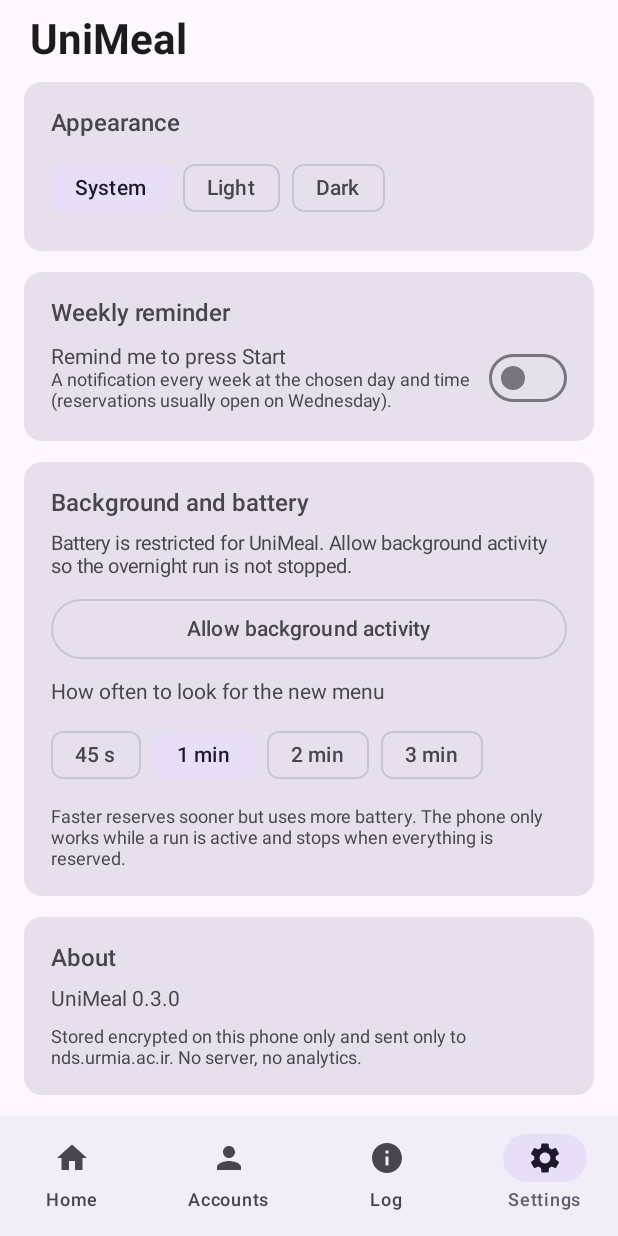
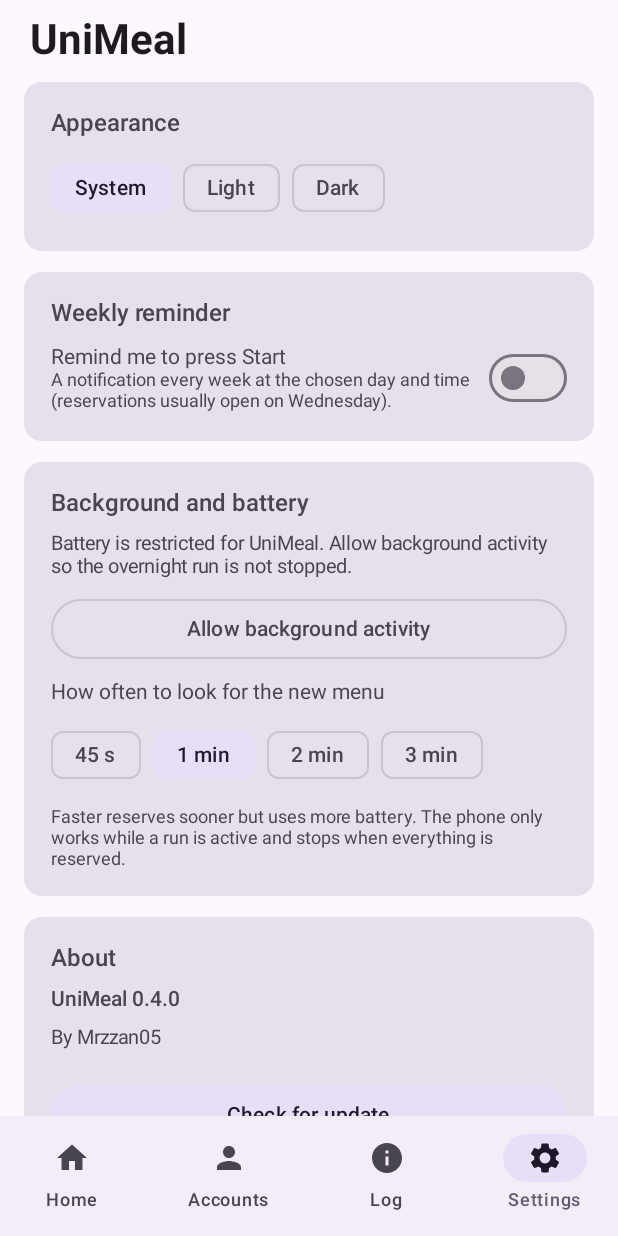
Before and after one commit to Mrzzan05/UniMeal, an Android app built with Jetpack Compose: the composable Shell shown on its own in the app's theme, item 4 of the bottom bar chosen, on a phone screen of 412 x 824 dp. Run offline under Robolectric (Android 15) with nearby library versions, the phone set to English and light mode, and no system bars; pictures from the network do not load.

Commit message:
UniMeal 0.4.0: updater, release pipeline, animations, README

```diff
--- a/app/build.gradle.kts
+++ b/app/build.gradle.kts
@@ -12,8 +12,8 @@ android {
         applicationId = "ir.unimeal.android"
         minSdk = 26
         targetSdk = 35
-        versionCode = 5
-        versionName = "0.3.0"
+        versionCode = 6
+        versionName = "0.4.0"
 
         // Drop translations of libraries we don't ship a UI for (the app itself is en + fa).
         @Suppress("DEPRECATION")
--- a/app/src/main/java/ir/unimeal/android/HomeScreen.kt
+++ b/app/src/main/java/ir/unimeal/android/HomeScreen.kt
@@ -5,6 +5,10 @@ import android.os.Build
 import androidx.activity.compose.rememberLauncherForActivityResult
 import androidx.activity.result.contract.ActivityResultContracts
 import androidx.compose.animation.AnimatedVisibility
+import androidx.compose.ui.graphics.graphicsLayer
+import androidx.compose.foundation.interaction.MutableInteractionSource
+import androidx.compose.animation.core.animateIntAsState
+import androidx.compose.animation.core.StartOffset
 import androidx.compose.animation.animateColorAsState
 import androidx.compose.animation.animateContentSize
 import androidx.compose.animation.core.FastOutSlowInEasing
@@ -103,15 +107,29 @@ private fun heroIcon(line: Int, running: Boolean): ImageVector = when {
 }
 
 @Composable
-private fun Pulse(active: Boolean, icon: ImageVector) {
+private fun Pulse(active: Boolean, icon: ImageVector, problem: Boolean, line: Int) {
     val t = rememberInfiniteTransition(label = "pulse")
-    val scale by t.animateFloat(
-        1f, 1.4f, infiniteRepeatable(tween(1000, easing = FastOutSlowInEasing), RepeatMode.Reverse), label = "scale",
+    val ring1 by t.animateFloat(
+        0f, 1f, infiniteRepeatable(tween(1800, easing = FastOutSlowInEasing)), label = "ring1",
     )
-    Box(Modifier.size(76.dp), contentAlignment = Alignment.Center) {
-        if (active) Box(Modifier.size(56.dp).scale(scale).clip(CircleShape).background(Color.White.copy(alpha = 0.18f)))
-        Box(Modifier.size(56.dp).clip(CircleShape).background(Color.White.copy(alpha = 0.25f)), contentAlignment = Alignment.Center) {
-            Icon(icon, null, tint = Color.White, modifier = Modifier.size(30.dp))
+    val ring2 by t.animateFloat(
+        0f, 1f, infiniteRepeatable(tween(1800, easing = FastOutSlowInEasing), initialStartOffset = StartOffset(900)), label = "ring2",
+    )
+    val pop = rememberPop(icon)
+    val shake = rememberShake(problem)
+    val spin = rememberSpin(active && icon == Icons.Filled.Refresh)
+    Box(Modifier.size(96.dp).graphicsLayer { translationX = shake.dp.toPx() }, contentAlignment = Alignment.Center) {
+        if (active) {
+            for (r in listOf(ring1, ring2)) {
+                Box(Modifier.size(56.dp).graphicsLayer { scaleX = 1f + r * 0.7f; scaleY = 1f + r * 0.7f; alpha = (1f - r) * 0.35f }
+                    .clip(CircleShape).background(Color.White))
+            }
+        }
+        Box(
+            Modifier.size(60.dp).graphicsLayer { scaleX = pop; scaleY = pop }.clip(CircleShape).background(Color.White.copy(alpha = 0.25f)),
+            contentAlignment = Alignment.Center,
+        ) {
+            Icon(icon, null, tint = Color.White, modifier = Modifier.size(32.dp).graphicsLayer { rotationZ = spin })
         }
     }
 }
@@ -138,27 +156,33 @@ fun HomeScreen(s: Settings, persist: (Settings) -> Unit, goAccounts: () -> Unit)
     ) {
         Box(
             Modifier.fillMaxWidth().clip(RoundedCornerShape(30.dp))
-                .background(Brush.verticalGradient(listOf(base, base.copy(alpha = 0.78f)))).animateContentSize(),
+                .background(Brush.verticalGradient(listOf(base, base.copy(alpha = 0.78f)))).animateContentSize().enter(0),
         ) {
+            Confetti(st.line == RunState.R_DONE, Modifier.matchParentSize())
             Column(Modifier.padding(22.dp), horizontalAlignment = Alignment.CenterHorizontally, verticalArrangement = Arrangement.spacedBy(10.dp)) {
-                Pulse(st.running, heroIcon(st.line, st.running))
+                Pulse(st.running, heroIcon(st.line, st.running), isProblem(st.line) || st.line == RunState.R_OFFLINE, st.line)
                 Text(
                     stringResource(statusText(st.line)), color = Color.White, fontSize = 19.sp,
                     fontWeight = FontWeight.SemiBold, textAlign = TextAlign.Center,
                 )
-                st.credit?.let { Text(stringResource(R.string.credit, "%,d".format(it)), color = Color.White.copy(alpha = 0.8f), fontSize = 14.sp) }
+                st.credit?.let { c ->
+                    val shown by animateIntAsState(c.toInt().coerceAtLeast(0), tween(900), label = "credit")
+                    Text(stringResource(R.string.credit, "%,d".format(shown)), color = Color.White.copy(alpha = 0.8f), fontSize = 14.sp) }
                 Spacer(Modifier.height(4.dp))
                 val btn = ButtonDefaults.buttonColors(containerColor = Color.White, contentColor = base)
                 if (st.running) {
-                    Button({ ReserveService.stop(ctx) }, Modifier.fillMaxWidth().height(56.dp), colors = btn) {
+                    val src = remember { MutableInteractionSource() }; val sc = rememberPressScale(src)
+                    Button({ ReserveService.stop(ctx) }, Modifier.fillMaxWidth().height(56.dp).scale(sc), colors = btn, interactionSource = src) {
                         Icon(Icons.Filled.Close, null); Text(stringResource(R.string.stop), Modifier.padding(start = 8.dp), fontSize = 18.sp)
                     }
                 } else if (s.usableAccounts.isEmpty()) {
-                    Button(goAccounts, Modifier.fillMaxWidth().height(56.dp), colors = btn) {
+                    val src = remember { MutableInteractionSource() }; val sc = rememberPressScale(src)
+                    Button(goAccounts, Modifier.fillMaxWidth().height(56.dp).scale(sc), colors = btn, interactionSource = src) {
                         Text(stringResource(R.string.add_account), fontSize = 18.sp)
                     }
                 } else {
-                    Button({ start() }, Modifier.fillMaxWidth().height(56.dp), enabled = s.lunch || s.dinner, colors = btn) {
+                    val src = remember { MutableInteractionSource() }; val sc = rememberPressScale(src)
+                    Button({ start() }, Modifier.fillMaxWidth().height(56.dp).scale(sc), enabled = s.lunch || s.dinner, colors = btn, interactionSource = src) {
                         Icon(Icons.Filled.PlayArrow, null)
                         Text(stringResource(if (s.preview) R.string.start_preview else R.string.start), Modifier.padding(start = 8.dp), fontSize = 18.sp)
                     }
@@ -168,7 +192,7 @@ fun HomeScreen(s: Settings, persist: (Settings) -> Unit, goAccounts: () -> Unit)
 
         FilledTonalButton(
             { ctx.startActivity(SamadActivity.intent(ctx, s.defaultAccount?.id)) },
-            Modifier.fillMaxWidth().height(48.dp),
+            Modifier.fillMaxWidth().height(48.dp).enter(1),
         ) { Text(stringResource(R.string.open_samad)) }
 
         AnimatedVisibility(!st.running && st.wouldReserve.isNotEmpty()) {
@@ -187,7 +211,7 @@ fun HomeScreen(s: Settings, persist: (Settings) -> Unit, goAccounts: () -> Unit)
             }
         }
 
-        Section(stringResource(R.string.meals)) {
+        Section(stringResource(R.string.meals), Modifier.enter(2)) {
             ToggleRow(stringResource(R.string.lunch), null, s.lunch, !st.running) { persist(s.copy(lunch = it)) }
             ToggleRow(stringResource(R.string.dinner), null, s.dinner, !st.running) { persist(s.copy(dinner = it)) }
             ToggleRow(stringResource(R.string.wait_next), stringResource(R.string.wait_next_hint), s.waitNextWeek, !st.running) { persist(s.copy(waitNextWeek = it)) }
--- a/app/src/main/java/ir/unimeal/android/MainActivity.kt
+++ b/app/src/main/java/ir/unimeal/android/MainActivity.kt
@@ -4,6 +4,7 @@ import android.os.Bundle
 import androidx.activity.ComponentActivity
 import androidx.activity.compose.setContent
 import androidx.activity.enableEdgeToEdge
+import androidx.compose.foundation.layout.Box
 import androidx.compose.foundation.layout.Column
 import androidx.compose.foundation.layout.fillMaxSize
 import androidx.compose.foundation.layout.fillMaxWidth
@@ -71,11 +72,13 @@ private fun Shell(s: Settings, persist: (Settings) -> Unit) {
         )
         // Swiping the page changes the tab; every page keeps its own scroll.
         HorizontalPager(pager, Modifier.weight(1f).fillMaxWidth()) { page ->
+            Box(Modifier.pagerParallax(pager, page)) {
             when (page) {
                 0 -> HomeScreen(s, persist) { go(1) }
                 1 -> AccountsScreen(s, edit, { edit = it }, shown, { shown = it }, persist)
                 2 -> LogScreen()
                 else -> SettingsScreen(s, persist)
+            }
             }
         }
         NavigationBar {
--- /dev/null
+++ b/app/src/main/java/ir/unimeal/android/Motion.kt
@@ -0,0 +1,115 @@
+package ir.unimeal.android
+
+import androidx.compose.animation.core.Animatable
+import androidx.compose.animation.core.LinearEasing
+import androidx.compose.animation.core.Spring
+import androidx.compose.animation.core.animateFloat
+import androidx.compose.animation.core.animateFloatAsState
+import androidx.compose.animation.core.infiniteRepeatable
+import androidx.compose.animation.core.rememberInfiniteTransition
+import androidx.compose.animation.core.spring
+import androidx.compose.animation.core.tween
+import androidx.compose.foundation.Canvas
+import androidx.compose.foundation.interaction.MutableInteractionSource
+import androidx.compose.foundation.interaction.collectIsPressedAsState
+import androidx.compose.foundation.pager.PagerState
+import androidx.compose.runtime.Composable
+import androidx.compose.runtime.LaunchedEffect
+import androidx.compose.runtime.getValue
+import androidx.compose.runtime.mutableStateOf
+import androidx.compose.runtime.remember
+import androidx.compose.runtime.setValue
+import androidx.compose.ui.Modifier
+import androidx.compose.ui.composed
+import androidx.compose.ui.geometry.Offset
+import androidx.compose.ui.graphics.Color
+import androidx.compose.ui.graphics.graphicsLayer
+import androidx.compose.ui.unit.dp
+import kotlin.math.absoluteValue
+import kotlin.math.cos
+import kotlin.math.sin
+import kotlinx.coroutines.delay
+
+/** Springy "press" feedback: the element shrinks a little while a finger is down. */
+@Composable
+fun rememberPressScale(source: MutableInteractionSource, pressed: Float = 0.94f): Float {
+    val down by source.collectIsPressedAsState()
+    val v by animateFloatAsState(
+        if (down) pressed else 1f,
+        spring(dampingRatio = Spring.DampingRatioMediumBouncy, stiffness = Spring.StiffnessMedium), label = "press",
+    )
+    return v
+}
+
+/** Slides and fades a block in, [index] × 70 ms after the page appears (staggered entrance). */
+fun Modifier.enter(index: Int): Modifier = composed {
+    var shown by remember { mutableStateOf(false) }
+    LaunchedEffect(Unit) { delay(index * 70L); shown = true }
+    val p by animateFloatAsState(
+        if (shown) 1f else 0f, tween(450, easing = androidx.compose.animation.core.FastOutSlowInEasing), label = "enter",
+    )
+    graphicsLayer { alpha = p; translationY = (1f - p) * 48.dp.toPx() }
+}
+
+/** Page-swipe polish: the page shrinks and fades slightly as it slides away. */
+fun Modifier.pagerParallax(pager: PagerState, page: Int): Modifier = graphicsLayer {
+    val off = ((pager.currentPage - page) + pager.currentPageOffsetFraction).absoluteValue.coerceIn(0f, 1f)
+    alpha = 1f - 0.45f * off
+    val s = 1f - 0.06f * off
+    scaleX = s; scaleY = s
+}
+
+/** Icon pops in with a spring whenever [key] changes. */
+@Composable
+fun rememberPop(key: Any?): Float {
+    val a = remember { Animatable(1f) }
+    LaunchedEffect(key) {
+        a.snapTo(0.4f)
+        a.animateTo(1f, spring(dampingRatio = Spring.DampingRatioMediumBouncy, stiffness = Spring.StiffnessLow))
+    }
+    return a.value
+}
+
+/** Horizontal "no" shake, played each time [trigger] turns true. */
+@Composable
+fun rememberShake(trigger: Boolean): Float {
+    val a = remember { Animatable(0f) }
+    LaunchedEffect(trigger) {
+        if (trigger) {
+            for (x in listOf(-14f, 12f, -9f, 6f, -3f, 0f)) a.animateTo(x, tween(55, easing = LinearEasing))
+        }
+    }
+    return a.value
+}
+
+/** Endless 0..360 rotation while [on]. */
+@Composable
+fun rememberSpin(on: Boolean): Float {
+    if (!on) return 0f
+    val t = rememberInfiniteTransition(label = "spin")
+    val r by t.animateFloat(0f, 360f, infiniteRepeatable(tween(1400, easing = LinearEasing)), label = "rot")
+    return r
+}
+
+/** Short burst of coloured confetti over its parent, played once each time [play] turns true. */
+@Composable
+fun Confetti(play: Boolean, modifier: Modifier = Modifier) {
+    val p = remember { Animatable(0f) }
+    LaunchedEffect(play) {
+        if (play) { p.snapTo(0f); p.animateTo(1f, tween(1800, easing = LinearEasing)) }
+    }
+    if (p.value <= 0f || p.value >= 1f) return
+    val colors = remember { listOf(Color(0xFFFFC107), Color(0xFFFF5252), Color(0xFF40C4FF), Color(0xFFB2FF59), Color(0xFFE040FB), Color.White) }
+    Canvas(modifier) {
+        val t = p.value
+        val cx = size.width / 2f
+        val cy = size.height * 0.35f
+        for (i in 0 until 42) {
+            val ang = (i * 137.5f) * (Math.PI.toFloat() / 180f)
+            val speed = 0.35f + (i % 7) * 0.09f
+            val x = cx + cos(ang) * speed * size.width * t
+            val y = cy + sin(ang) * speed * size.width * t * 0.8f + t * t * size.height * 0.55f
+            drawCircle(colors[i % colors.size].copy(alpha = 1f - t), radius = 4.dp.toPx() + (i % 3) * 1.5f, center = Offset(x, y))
+        }
+    }
+}
--- a/app/src/main/java/ir/unimeal/android/SettingsScreen.kt
+++ b/app/src/main/java/ir/unimeal/android/SettingsScreen.kt
@@ -16,7 +16,15 @@ import androidx.compose.foundation.layout.height
 import androidx.compose.foundation.layout.padding
 import androidx.compose.foundation.rememberScrollState
 import androidx.compose.foundation.verticalScroll
+import androidx.compose.animation.AnimatedContent
+import androidx.compose.foundation.layout.size
 import androidx.compose.material3.AlertDialog
+import androidx.compose.material3.Button
+import androidx.compose.material3.CircularProgressIndicator
+import androidx.compose.runtime.rememberCoroutineScope
+import androidx.compose.ui.Alignment
+import androidx.compose.ui.text.font.FontWeight
+import kotlinx.coroutines.launch
 import androidx.compose.material3.FilledTonalButton
 import androidx.compose.material3.FilterChip
 import androidx.compose.material3.MaterialTheme
@@ -46,6 +54,9 @@ fun SettingsScreen(s: Settings, persist: (Settings) -> Unit) {
     val ctx = LocalContext.current
     val askNotif = rememberLauncherForActivityResult(ActivityResultContracts.RequestPermission()) { }
     var showTime by remember { mutableStateOf(false) }
+    var upd by remember { mutableStateOf<String?>(null) }
+    var result by remember { mutableStateOf<UpdateCheck.Result?>(null) }
+    val scope = rememberCoroutineScope()
     var unrestricted by remember { mutableStateOf(Battery.isUnrestricted(ctx)) }
     LaunchedEffect(Unit) { while (true) { unrestricted = Battery.isUnrestricted(ctx); delay(2_000) } }
 
@@ -56,7 +67,7 @@ fun SettingsScreen(s: Settings, persist: (Settings) -> Unit) {
         Modifier.verticalScroll(rememberScrollState()).padding(horizontal = 16.dp, vertical = 8.dp),
         verticalArrangement = Arrangement.spacedBy(14.dp),
     ) {
-        Section(stringResource(R.string.appearance)) {
+        Section(stringResource(R.string.appearance), Modifier.enter(0)) {
             Row(Modifier.horizontalScroll(rememberScrollState()), horizontalArrangement = Arrangement.spacedBy(8.dp)) {
                 listOf(0 to R.string.theme_system, 1 to R.string.theme_light, 2 to R.string.theme_dark).forEach { (v, label) ->
                     FilterChip(s.theme == v, { persist(s.copy(theme = v)) }, { Text(stringResource(label)) })
@@ -64,7 +75,7 @@ fun SettingsScreen(s: Settings, persist: (Settings) -> Unit) {
             }
         }
 
-        Section(stringResource(R.string.reminder)) {
+        Section(stringResource(R.string.reminder), Modifier.enter(1)) {
             ToggleRow(stringResource(R.string.reminder_on), stringResource(R.string.reminder_hint), s.reminderOn) { on ->
                 if (on && Build.VERSION.SDK_INT >= 33) askNotif.launch(Manifest.permission.POST_NOTIFICATIONS)
                 update(s.copy(reminderOn = on))
@@ -85,7 +96,7 @@ fun SettingsScreen(s: Settings, persist: (Settings) -> Unit) {
             }
         }
 
-        Section(stringResource(R.string.background)) {
+        Section(stringResource(R.string.background), Modifier.enter(2)) {
             Text(
                 stringResource(if (unrestricted) R.string.battery_ok else R.string.battery_warn),
                 fontSize = 13.sp, color = MaterialTheme.colorScheme.onSurfaceVariant,
@@ -102,8 +113,42 @@ fun SettingsScreen(s: Settings, persist: (Settings) -> Unit) {
             Text(stringResource(R.string.poll_hint), fontSize = 12.sp, color = MaterialTheme.colorScheme.onSurfaceVariant)
         }
 
-        Section(stringResource(R.string.about)) {
-            Text("UniMeal " + BuildConfig.VERSION_NAME)
+        Section(stringResource(R.string.about), Modifier.enter(3)) {
+            Text("UniMeal " + BuildConfig.VERSION_NAME, fontWeight = FontWeight.SemiBold)
+            Text(stringResource(R.string.about_author, Repo.OWNER), fontSize = 13.sp, color = MaterialTheme.colorScheme.onSurfaceVariant)
+            AnimatedContent(upd, label = "update") { u ->
+                when (u) {
+                    null -> Spacer(Modifier.height(0.dp))
+                    UPD_CHECKING -> Row(verticalAlignment = Alignment.CenterVertically) {
+                        CircularProgressIndicator(Modifier.size(18.dp), strokeWidth = 2.dp)
+                        Text(stringResource(R.string.upd_checking), Modifier.padding(start = 10.dp), fontSize = 13.sp)
+                    }
+                    else -> Text(u, fontSize = 13.sp, color = MaterialTheme.colorScheme.primary)
+                }
+            }
+            val avail = result as? UpdateCheck.Result.Available
+            if (avail != null) {
+                if (avail.apkUrl != null) {
+                    Button({ openUrl(ctx, avail.apkUrl) }, Modifier.fillMaxWidth()) { Text(stringResource(R.string.upd_download, avail.latest)) }
+                }
+                OutlinedButton({ openUrl(ctx, avail.pageUrl) }, Modifier.fillMaxWidth()) { Text(stringResource(R.string.upd_notes)) }
+            }
+            FilledTonalButton(
+                {
+                    upd = UPD_CHECKING; result = null
+                    scope.launch {
+                        val r = UpdateCheck.check(BuildConfig.VERSION_NAME)
+                        result = r
+                        upd = when (r) {
+                            is UpdateCheck.Result.UpToDate -> ctx.getString(R.string.upd_up_to_date, r.current)
+                            is UpdateCheck.Result.Available -> ctx.getString(R.string.upd_available, r.latest)
+                            is UpdateCheck.Result.Failed -> ctx.getString(R.string.upd_failed, r.reason)
+                        }
+                    }
+                },
+                Modifier.fillMaxWidth(), enabled = upd != UPD_CHECKING,
+            ) { Text(stringResource(R.string.upd_check)) }
+            OutlinedButton({ openUrl(ctx, Repo.URL) }, Modifier.fillMaxWidth()) { Text(stringResource(R.string.about_github)) }
             Text(stringResource(R.string.privacy), fontSize = 12.sp, color = MaterialTheme.colorScheme.onSurfaceVariant)
         }
         Spacer(Modifier.height(8.dp))
@@ -121,3 +166,13 @@ fun SettingsScreen(s: Settings, persist: (Settings) -> Unit) {
         )
     }
 }
+
+private const val UPD_CHECKING = "\u0000checking"
+
+private fun openUrl(ctx: android.content.Context, url: String) {
+    // Only this project's own GitHub pages are ever opened.
+    val safe = Repo.safe(url)
+    runCatching {
+        ctx.startActivity(android.content.Intent(android.content.Intent.ACTION_VIEW, android.net.Uri.parse(safe)).addFlags(android.content.Intent.FLAG_ACTIVITY_NEW_TASK))
+    }
+}
--- a/app/src/main/res/values/strings.xml
+++ b/app/src/main/res/values/strings.xml
@@ -138,4 +138,13 @@
     <string name="web_signing">Signing in to SAMAD…</string>
     <string name="web_failed">Could not sign in to SAMAD. Check your connection.</string>
     <string name="web_no_account">Add and save an account first.</string>
+    <string name="about_author">By %1$s</string>
+    <string name="about_github">Open the project on GitHub</string>
+    <string name="upd_check">Check for update</string>
+    <string name="upd_checking">Checking…</string>
+    <string name="upd_up_to_date">You have the latest version (%1$s).</string>
+    <string name="upd_available">New version %1$s is available.</string>
+    <string name="upd_failed">Could not check: %1$s</string>
+    <string name="upd_download">Download %1$s</string>
+    <string name="upd_notes">Release notes</string>
 </resources>
```
Also changed, not shown: app/src/main/java/ir/unimeal/android/UpdateCheck.kt (added, +43 -0 lines), app/src/main/java/ir/unimeal/android/Updates.kt (added, +45 -0 lines), 9 other files.
